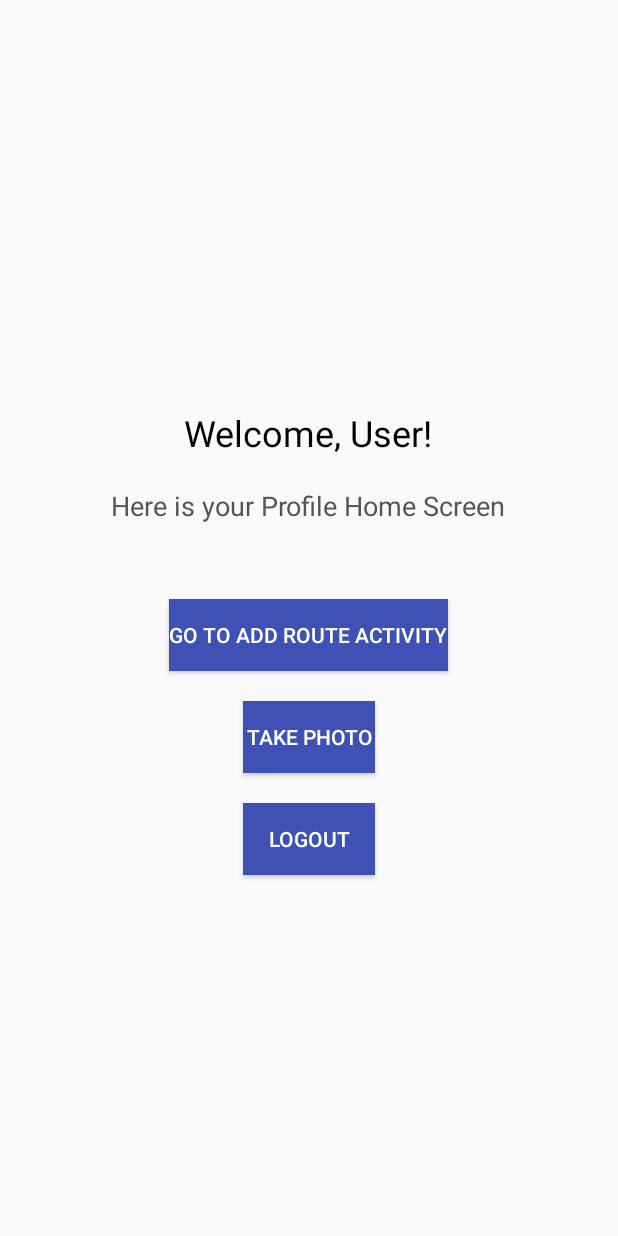
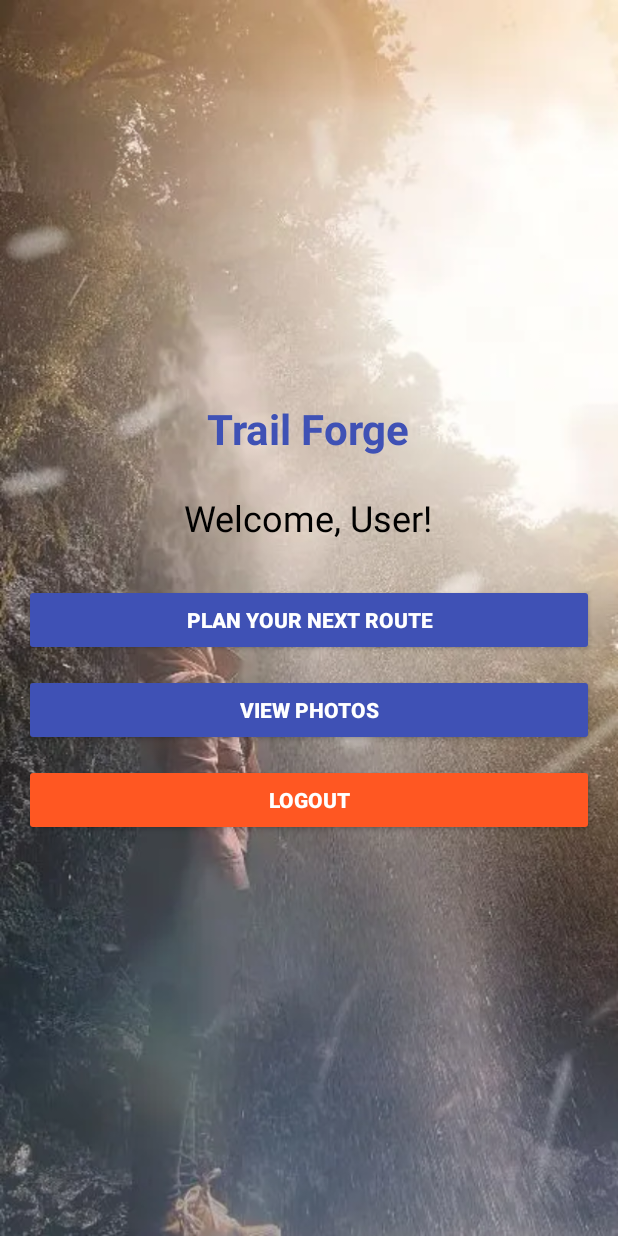
Before and after one commit to mirohee/TrailForge, an Android app built with Jetpack Compose: the HomeActivity screen opened directly, with no data from a screen before it, on a phone screen of 412 x 824 dp. Run offline under Robolectric (Android 15) with nearby library versions, the phone set to English and light mode, and no system bars.

Commit message:
Navigation, UI desing, MainActivity, TakePhotoAcktivity edited

```diff
--- a/app/src/main/java/com/example/trailforge/HomeActivity.kt
+++ b/app/src/main/java/com/example/trailforge/HomeActivity.kt
@@ -4,13 +4,12 @@ import android.content.Intent
 import android.os.Bundle
 import android.widget.Button
 import android.widget.TextView
-import android.widget.Toast
 import androidx.activity.ComponentActivity
-import androidx.lifecycle.lifecycleScope
-import com.example.trailforge.utils.LogoutHelper  // Import the LogoutHelper class
+import com.example.trailforge.utils.LogoutHelper
 
 class HomeActivity : ComponentActivity() {
 
+    private lateinit var appNameText: TextView
     private lateinit var welcomeText: TextView
     private lateinit var logoutButton: Button
     private lateinit var addRouteButton: Button
@@ -22,14 +21,14 @@ class HomeActivity : ComponentActivity() {
         setContentView(R.layout.activity_home)
 
         // Initialize UI components
+        appNameText = findViewById(R.id.appName)
         welcomeText = findViewById(R.id.welcomeText)
         logoutButton = findViewById(R.id.logoutButton)
+        addRouteButton = findViewById(R.id.addRouteButton)
         takePhotoButton = findViewById(R.id.takePhotoButton)
-        addRouteButton = findViewById(R.id.addRouteButton)
-        profileInfo = findViewById(R.id.profileInfo)
 
         // Retrieve the username passed from the login/signup process
-        val username = intent.getStringExtra("username") ?: "User"
+        val username = intent.getStringExtra("username")?.replace("\"", "")?.trim() ?: "User"
         welcomeText.text = "Welcome, $username!"
 
         // Logout button click listener
@@ -37,12 +36,13 @@ class HomeActivity : ComponentActivity() {
             LogoutHelper.logoutUser(this)
         }
 
-        // Set up the add route button click listener
+        // Add route button click listener
         addRouteButton.setOnClickListener {
-            val intent = Intent(this@HomeActivity, AddRouteActivity::class.java)
+            val intent = Intent(this@HomeActivity, MapActivity::class.java)
             startActivity(intent)
         }
 
+        // Take photo button click listener
         takePhotoButton.setOnClickListener {
             val intent = Intent(this@HomeActivity, TakePhotoActivity::class.java)
             startActivity(intent)
--- a/app/src/main/res/layout/activity_home.xml
+++ b/app/src/main/res/layout/activity_home.xml
@@ -1,11 +1,23 @@
 <?xml version="1.0" encoding="utf-8"?>
-<!-- After -->
-<LinearLayout xmlns:android="http://schemas.android.com/apk/res/android"
+<LinearLayout
+    xmlns:android="http://schemas.android.com/apk/res/android"
     android:layout_width="match_parent"
     android:layout_height="match_parent"
     android:orientation="vertical"
     android:padding="16dp"
-    android:gravity="center">
+    android:gravity="center"
+    android:background="@drawable/wallpaper_homepage">
+
+    <!-- App Name -->
+    <TextView
+        android:id="@+id/appName"
+        android:layout_width="wrap_content"
+        android:layout_height="wrap_content"
+        android:text="Trail Forge"
+        android:textSize="28sp"
+        android:textStyle="bold"
+        android:textColor="#3F51B5"
+        android:paddingBottom="16dp" />
 
     <!-- Welcome Text -->
     <TextView
@@ -15,51 +27,45 @@
         android:text="Welcome, User!"
         android:textSize="24sp"
         android:textColor="#000000"
-        android:paddingBottom="20dp"
-        android:layout_marginTop="32dp"/>
+        android:paddingBottom="16dp"
+        android:layout_marginTop="8dp" />
 
-    <!-- Profile Information -->
-    <TextView
-        android:id="@+id/profileInfo"
-        android:layout_width="wrap_content"
-        android:layout_height="wrap_content"
-        android:text="Here is your Profile Home Screen"
-        android:textSize="18sp"
-        android:textColor="#555555"
-        android:paddingBottom="30dp"/>
 
-    <!-- Logout Button -->
 
     <!-- Button to go to AddRouteActivity -->
     <Button
         android:id="@+id/addRouteButton"
-        android:layout_width="wrap_content"
+        android:layout_width="match_parent"
         android:layout_height="wrap_content"
-        android:layout_marginTop="20dp"
-        android:background="#3F51B5"
-        android:text="Go to Add Route Activity"
-        android:textColor="@android:color/white" />
+        android:layout_marginTop="12dp"
+        android:backgroundTint="#3F51B5"
+        android:text="Plan Your Next Route"
+        android:textColor="@android:color/white"
+        android:textStyle="bold"
+        android:padding="12dp" />
 
+    <!-- Photos Button -->
     <Button
         android:id="@+id/takePhotoButton"
-        android:layout_width="wrap_content"
+        android:layout_width="match_parent"
         android:layout_height="wrap_content"
-        android:layout_marginTop="20dp"
-        android:background="#3F51B5"
-        android:text="Take Photo"
-        android:textColor="@android:color/white" />
+        android:layout_marginTop="12dp"
+        android:backgroundTint="#3F51B5"
+        android:text="View Photos"
+        android:textColor="@android:color/white"
+        android:textStyle="bold"
+        android:padding="12dp" />
 
+    <!-- Logout Button -->
     <Button
         android:id="@+id/logoutButton"
-        android:layout_width="wrap_content"
+        android:layout_width="match_parent"
         android:layout_height="wrap_content"
-        android:layout_marginTop="20dp"
-        android:background="#3F51B5"
+        android:layout_marginTop="12dp"
+        android:backgroundTint="#FF5722"
         android:text="Logout"
-        android:textColor="@android:color/white" />
-
-
-
-
+        android:textColor="@android:color/white"
+        android:textStyle="bold"
+        android:padding="12dp" />
 
 </LinearLayout>
--- a/app/src/main/res/layout/activity_take_photo.xml
+++ b/app/src/main/res/layout/activity_take_photo.xml
@@ -3,7 +3,8 @@
     android:layout_width="match_parent"
     android:layout_height="match_parent"
     android:orientation="vertical"
-    android:gravity="center">
+    android:gravity="center"
+    android:background="@drawable/wallpaper_homepage"> <!-- Background image -->
 
     <!-- LinearLayout to display buttons side by side -->
     <LinearLayout
--- a/app/src/main/res/layout/activity_view_photo.xml
+++ b/app/src/main/res/layout/activity_view_photo.xml
@@ -2,7 +2,8 @@
 <LinearLayout xmlns:android="http://schemas.android.com/apk/res/android"
     android:layout_width="match_parent"
     android:layout_height="match_parent"
-    android:orientation="vertical">
+    android:orientation="vertical"
+    android:background="@drawable/wallpaper_homepage">
 
     <androidx.recyclerview.widget.RecyclerView
         android:id="@+id/recyclerView"
--- a/app/src/main/res/values/colors.xml
+++ b/app/src/main/res/values/colors.xml
@@ -7,4 +7,5 @@
     <color name="teal_700">#FF018786</color>
     <color name="black">#FF000000</color>
     <color name="white">#FFFFFFFF</color>
+    <color name="red_500">#F44336</color>
 </resources>
```
Also changed, not shown: app/src/main/java/com/example/trailforge/MainActivity.kt (+15 -41 lines), app/src/main/res/layout/activity_login.xml (+11 -13 lines), app/src/main/res/layout/activity_main.xml (+30 -19 lines), app/src/main/res/layout/activity_signup.xml (+19 -17 lines), app/src/main/res/drawable/wallpaper_homepage.png (added).
